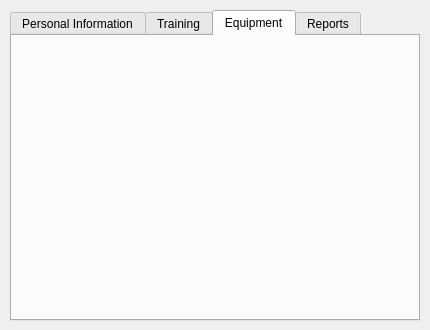
Old version of the form src/forms/wndeditfirefighter.ui in the repository JDougherty/Fire-Department-Management-System.
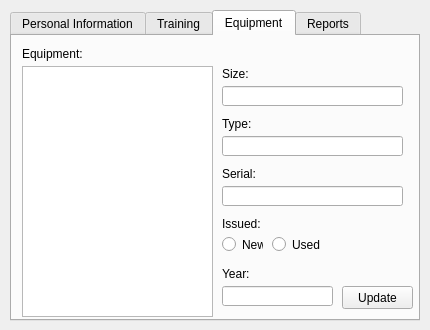
New version of the form. The open tabs and pages were chosen to show the change.

Commit message: Finalized functionality of the Equipment tab in wndEditFirefighter. Fixed a bug in wndEditFirefighter where clicking the "Update" button for Training while not having a training exam selected would cause a segfault and crash the program.

The edit to the form file:
```diff
--- a/src/forms/wndeditfirefighter.ui
+++ b/src/forms/wndeditfirefighter.ui
@@ -863,6 +863,173 @@
      <attribute name="title">
       <string>Equipment</string>
      </attribute>
+     <widget class="QLabel" name="label_22">
+      <property name="geometry">
+       <rect>
+        <x>10</x>
+        <y>10</y>
+        <width>101</width>
+        <height>16</height>
+       </rect>
+      </property>
+      <property name="text">
+       <string>Equipment:</string>
+      </property>
+     </widget>
+     <widget class="QLabel" name="label_23">
+      <property name="geometry">
+       <rect>
+        <x>210</x>
+        <y>80</y>
+        <width>111</width>
+        <height>16</height>
+       </rect>
+      </property>
+      <property name="text">
+       <string>Type:</string>
+      </property>
+     </widget>
+     <widget class="QListWidget" name="lstEquipment">
+      <property name="geometry">
+       <rect>
+        <x>10</x>
+        <y>30</y>
+        <width>191</width>
+        <height>251</height>
+       </rect>
+      </property>
+     </widget>
+     <widget class="QLineEdit" name="txtEquipType">
+      <property name="geometry">
+       <rect>
+        <x>210</x>
+        <y>100</y>
+        <width>181</width>
+        <height>20</height>
+       </rect>
+      </property>
+     </widget>
+     <widget class="QLineEdit" name="txtEquipSize">
+      <property name="geometry">
+       <rect>
+        <x>210</x>
+        <y>50</y>
+        <width>181</width>
+        <height>20</height>
+       </rect>
+      </property>
+     </widget>
+     <widget class="QLabel" name="label_25">
+      <property name="geometry">
+       <rect>
+        <x>210</x>
+        <y>30</y>
+        <width>111</width>
+        <height>16</height>
+       </rect>
+      </property>
+      <property name="text">
+       <string>Size:</string>
+      </property>
+     </widget>
+     <widget class="QLineEdit" name="txtEquipSerial">
+      <property name="geometry">
+       <rect>
+        <x>210</x>
+        <y>150</y>
+        <width>181</width>
+        <height>20</height>
+       </rect>
+      </property>
+     </widget>
+     <widget class="QLabel" name="label_26">
+      <property name="geometry">
+       <rect>
+        <x>210</x>
+        <y>130</y>
+        <width>111</width>
+        <height>16</height>
+       </rect>
+      </property>
+      <property name="text">
+       <string>Serial:</string>
+      </property>
+     </widget>
+     <widget class="QLineEdit" name="txtEquipYear">
+      <property name="geometry">
+       <rect>
+        <x>210</x>
+        <y>250</y>
+        <width>111</width>
+        <height>20</height>
+       </rect>
+      </property>
+     </widget>
+     <widget class="QLabel" name="label_27">
+      <property name="geometry">
+       <rect>
+        <x>210</x>
+        <y>230</y>
+        <width>111</width>
+        <height>16</height>
+       </rect>
+      </property>
+      <property name="text">
+       <string>Year:</string>
+      </property>
+     </widget>
+     <widget class="QPushButton" name="btnUpdateEquipment">
+      <property name="geometry">
+       <rect>
+        <x>330</x>
+        <y>250</y>
+        <width>71</width>
+        <height>23</height>
+       </rect>
+      </property>
+      <property name="text">
+       <string>Update</string>
+      </property>
+     </widget>
+     <widget class="QLabel" name="label_24">
+      <property name="geometry">
+       <rect>
+        <x>210</x>
+        <y>180</y>
+        <width>111</width>
+        <height>16</height>
+       </rect>
+      </property>
+      <property name="text">
+       <string>Issued:</string>
+      </property>
+     </widget>
+     <widget class="QRadioButton" name="radEquipmentUsed">
+      <property name="geometry">
+       <rect>
+        <x>260</x>
+        <y>200</y>
+        <width>51</width>
+        <height>17</height>
+       </rect>
+      </property>
+      <property name="text">
+       <string>Used</string>
+      </property>
+     </widget>
+     <widget class="QRadioButton" name="radEquipmentNew">
+      <property name="geometry">
+       <rect>
+        <x>210</x>
+        <y>200</y>
+        <width>41</width>
+        <height>17</height>
+       </rect>
+      </property>
+      <property name="text">
+       <string>New</string>
+      </property>
+     </widget>
     </widget>
     <widget class="QWidget" name="tab_4">
      <attribute name="title">
```
Left out of the diff: 2 changed lines with no effect on the pictures. The commit also changes 3 other files.
